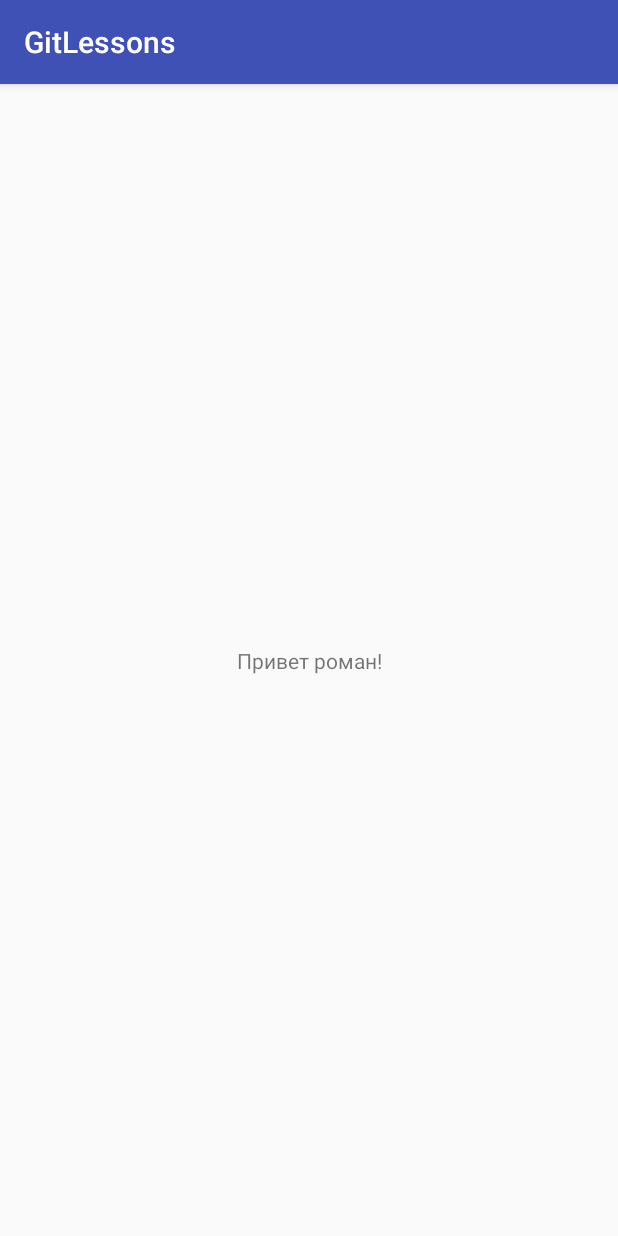
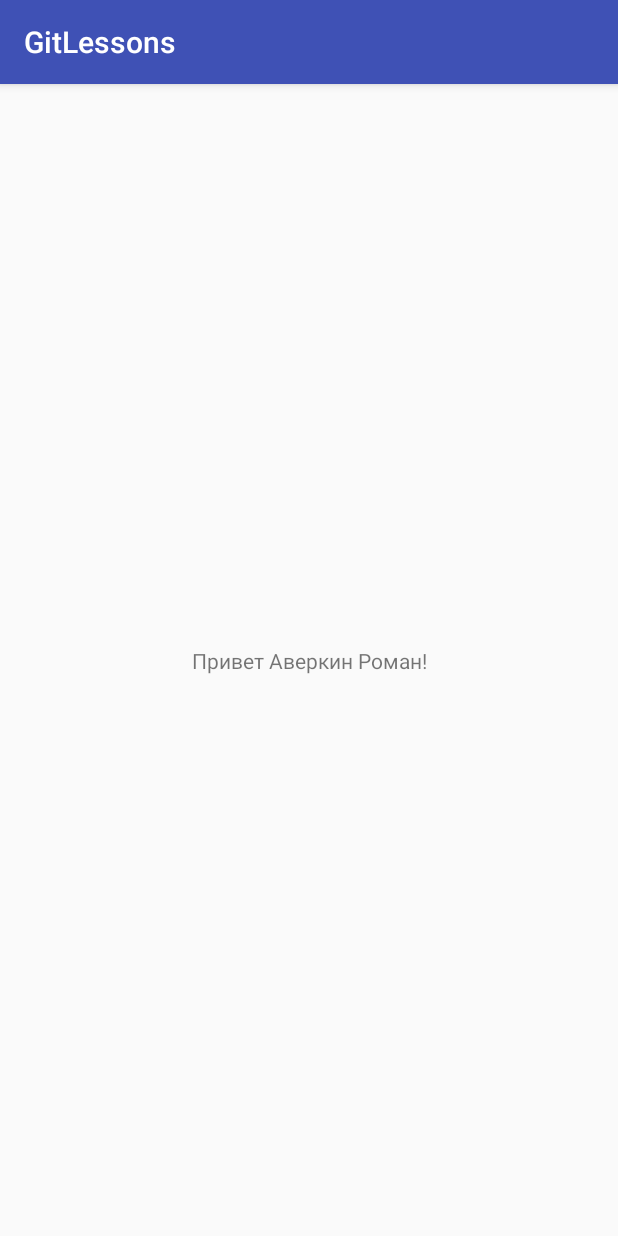
Before and after one commit to romaaverkin/GitLessons, an Android app: the screen it shows after launch (MainActivity), on a phone screen of 412 x 824 dp. Run offline under Robolectric (Android 15) with nearby library versions, the phone set to English and light mode, and no system bars.

Commit message:
Привет Аверкин Роман!

```diff
--- a/app/src/main/res/layout/activity_main.xml
+++ b/app/src/main/res/layout/activity_main.xml
@@ -9,7 +9,7 @@
     <TextView
         android:layout_width="wrap_content"
         android:layout_height="wrap_content"
-        android:text="Привет роман!"
+        android:text="Привет Аверкин Роман!"
         app:layout_constraintBottom_toBottomOf="parent"
         app:layout_constraintLeft_toLeftOf="parent"
         app:layout_constraintRight_toRightOf="parent"
```
